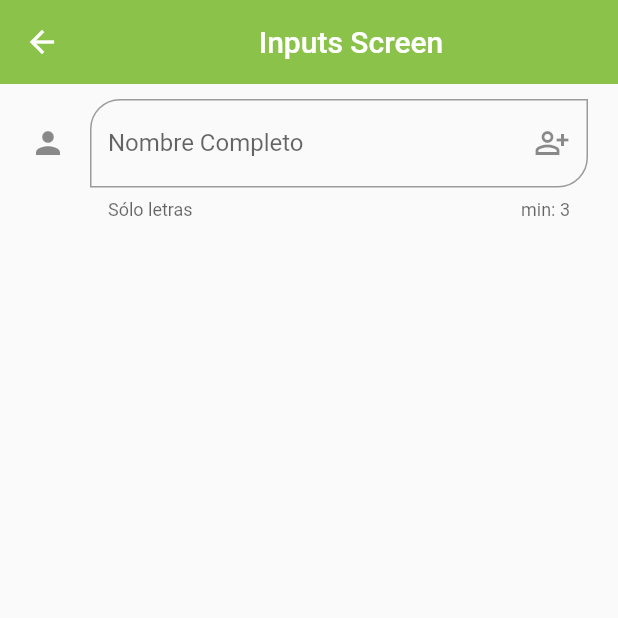
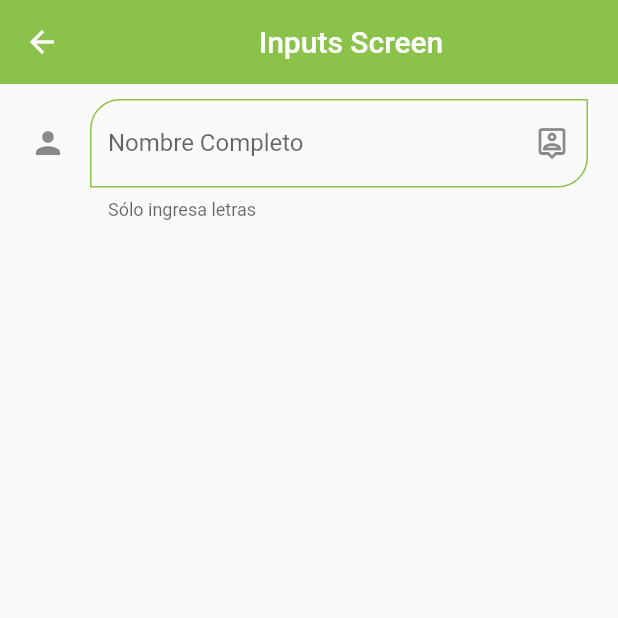
Before and after one commit to esteban1810/Flutter-FH, a Flutter app: the InputsScreen screen opened by its route, on a phone screen of 412 x 824 dp, the top half of it. Run offline on Flutter 3.47's test engine with Material 2 defaults, Android fonts, the phone set to English and light mode, and no system bars.

Commit message:
89. Centralizar el estilo de los inputs

```diff
--- a/S6 Componentes de flutter/fl_components/lib/router/app_routes.dart
+++ b/S6 Componentes de flutter/fl_components/lib/router/app_routes.dart
@@ -8,7 +8,6 @@ class AppRoutes{
   static const String initialRoute = 'home_screen';
 
   static List<MenuOption> menuOptions = [
-    //TODO: BORRAR HOME
     MenuOption(view: const AlertScreen(), name: "Alert Screen", icon: const Icon(Icons.add_alert,color: AppTheme.primaryLigthColor,), route: 'alert_screen'),
     MenuOption(view: const AvatarScreen(), name: "Avatar Screen", icon: const Icon(Icons.supervisor_account_sharp,color: AppTheme.primaryLigthColor,), route: 'avatar_screen'),
     MenuOption(view: const CardScreen(), name: "Card Screen", icon: const Icon(Icons.card_giftcard,color: AppTheme.primaryLigthColor), route: 'card_screen'),
--- a/S6 Componentes de flutter/fl_components/lib/screens/avatar_screen.dart
+++ b/S6 Componentes de flutter/fl_components/lib/screens/avatar_screen.dart
@@ -1,4 +1,3 @@
-import 'package:fl_components/theme/app_theme.dart';
 import 'package:flutter/material.dart';
 
 class AvatarScreen extends StatelessWidget {
--- a/S6 Componentes de flutter/fl_components/lib/screens/inputs_screen.dart
+++ b/S6 Componentes de flutter/fl_components/lib/screens/inputs_screen.dart
@@ -1,5 +1,8 @@
-import 'package:fl_components/theme/app_theme.dart';
 import 'package:flutter/material.dart';
+
+import '../widgets/widgets.dart';
+
+
 
 class InputsScreen extends StatelessWidget {
 
@@ -15,45 +18,13 @@ class InputsScreen extends StatelessWidget {
          child: Padding(
            padding: const EdgeInsets.symmetric(horizontal: 20, vertical: 10),
            child: Column(
-            children: [
-              TextFormField(
-                // autofocus: true,
-                initialValue: '',
-                textCapitalization: TextCapitalization.words,
-                onChanged: (text){print('Texto $text');},
-                validator: (text){
-                  if(text==null){
-                    return 'Campo vacío';
-                  }
-                  if(text.isEmpty){
-                    return 'Campo vacío';
-                  }
-                  return null;
-                },
-                autovalidateMode: AutovalidateMode.onUserInteraction, // Cuando el usuario empieze a escribir
-                decoration: const InputDecoration(
-                  hintText: 'Escribe tu nombre',
-                  labelText: 'Nombre Completo',
-                  helperText: 'Sólo letras',
-                  counterText: 'min: 3',
-                  icon: Icon(Icons.person),
-                  suffixIcon: Icon(Icons.person_add_alt_outlined),
-                  focusedBorder: OutlineInputBorder(
-                    borderSide: BorderSide(
-                      color: AppTheme.primaryLigthColor
-                    ),
-                  ),
-                  border: OutlineInputBorder(
-                    borderSide: BorderSide(
-                      color: AppTheme.primaryLigthColor
-                    ),
-                    borderRadius: BorderRadius.only(
-                      bottomRight: Radius.circular(20),
-                      topLeft: Radius.circular(20)
-                    )
-                  )
-                ),
-              )
+            children: const [
+              CustomTextField1(
+                hintText: 'Escribe tu nombre',
+                labelText: 'Nombre Completo',
+                helperText: 'Sólo ingresa letras',
+                icon: Icon(Icons.person),
+                suffixIcon: Icon(Icons.person_pin_outlined))
         ]),
          ),
       ),
--- a/S6 Componentes de flutter/fl_components/lib/theme/app_theme.dart
+++ b/S6 Componentes de flutter/fl_components/lib/theme/app_theme.dart
@@ -31,11 +31,47 @@ class AppTheme{
 
     floatingActionButtonTheme: const FloatingActionButtonThemeData(
       backgroundColor: primaryLigthColor,
+    ),
+
+    inputDecorationTheme: const InputDecorationTheme(
+      border: OutlineInputBorder(
+        borderRadius: BorderRadius.only(
+          topLeft: Radius.circular(20),
+          bottomRight: Radius.circular(20)
+        )
+      ),
+      focusedBorder: OutlineInputBorder(
+        borderRadius: BorderRadius.only(
+          topLeft: Radius.circular(20),
+          bottomRight: Radius.circular(20)
+        ),
+        borderSide: BorderSide(
+          color: primaryLigthColor
+        )
+      ),
+      enabledBorder: OutlineInputBorder(
+        borderRadius: BorderRadius.only(
+          topLeft: Radius.circular(20),
+          bottomRight: Radius.circular(20)
+        ),
+        borderSide: BorderSide(
+          color: primaryLigthColor
+        )
+      ),
     )
+
   );
 
   static TextButtonThemeData textButtonThemeData = TextButtonThemeData(
     style: TextButton.styleFrom(primary: primaryLigthColor)
   );
 
+  static InputDecorationTheme inputDecorationTheme = const InputDecorationTheme(
+    border: OutlineInputBorder(
+      borderRadius: BorderRadius.only(
+        topLeft: Radius.circular(20),
+        bottomRight: Radius.circular(20)
+      )
+    )
+  );
 }
--- /dev/null
+++ b/S6 Componentes de flutter/fl_components/lib/widgets/custom_textfield1.dart
@@ -0,0 +1,42 @@
+import 'package:flutter/material.dart';
+
+class CustomTextField1 extends StatelessWidget {
+  final String? hintText;
+  final String? labelText;
+  final String? helperText;
+  final Icon? icon;
+  final Icon? suffixIcon;
+
+  const CustomTextField1({
+    Key? key, this.hintText, this.labelText, this.helperText, this.icon, this.suffixIcon,
+  }) : super(key: key);
+
+
+  @override
+  Widget build(BuildContext context) {
+    return TextFormField(
+      // autofocus: true,
+      initialValue: '',
+      textCapitalization: TextCapitalization.words,
+      onChanged: (text){},
+      validator: (text){
+        if(text==null){
+          return 'Campo vacío';
+        }
+        if(text.isEmpty){
+          return 'Campo vacío';
+        }
+        return null;
+      },
+      autovalidateMode: AutovalidateMode.onUserInteraction, // Cuando el usuario empieze a escribir
+      decoration: InputDecoration(
+        hintText: hintText,
+        labelText: labelText,
+        helperText: helperText,
+        icon: icon,
+        suffixIcon: suffixIcon
+
+      ),
+    );
+  }
+}
--- a/S6 Componentes de flutter/fl_components/lib/widgets/widgets.dart
+++ b/S6 Componentes de flutter/fl_components/lib/widgets/widgets.dart
@@ -1,2 +1,3 @@
 export 'package:fl_components/widgets/widget_card_type_1.dart';
 export 'package:fl_components/widgets/widget_card_type_2.dart';
+export 'package:fl_components/widgets/custom_textfield1.dart';
```
